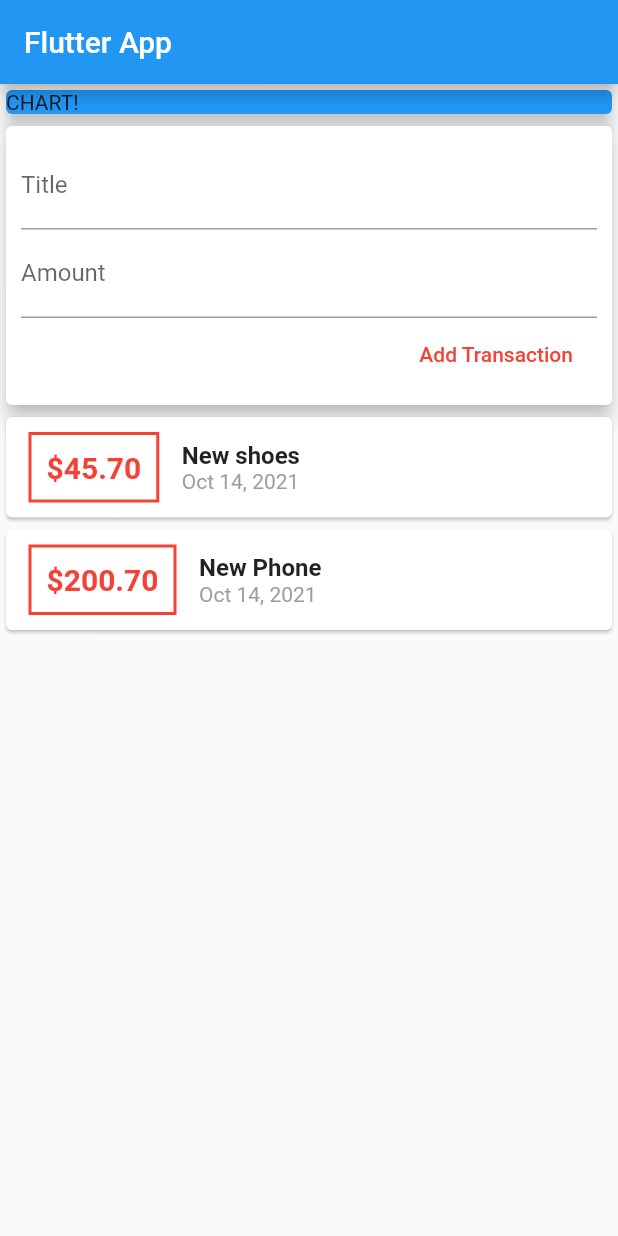
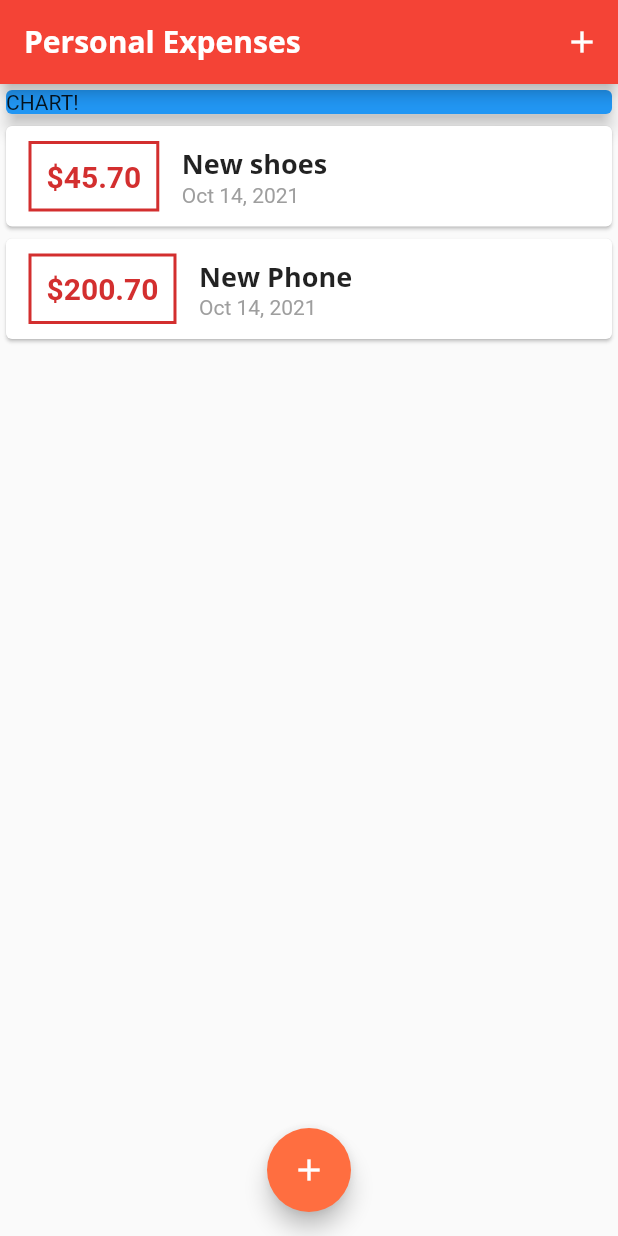
Before and after one commit to CodingFlex/Flutter-development, a Flutter app: the screen it shows after launch, on a phone screen of 412 x 824 dp. Run offline on Flutter 3.47's test engine with Material 2 defaults, Android fonts, the phone set to English and light mode, and no system bars.

Commit message:
Commit C

```diff
--- a/lib/main.dart
+++ b/lib/main.dart
@@ -1,6 +1,8 @@
 import 'package:flutter/material.dart';
 
-import './widgets/user_transactions.dart';
+import './widgets/transaction_list.dart';
+import './widgets/new_transactions.dart';
+import 'models/transaction.dart';
 
 void main() => runApp(MyApp());
 
@@ -8,23 +10,89 @@ class MyApp extends StatelessWidget {
   @override
   Widget build(BuildContext context) {
     return MaterialApp(
-      title: 'Flutter App',
+      title: 'Personal Expenses',
+      theme: ThemeData(
+          primarySwatch: Colors.red,
+          accentColor: Colors.deepOrangeAccent,
+          fontFamily: 'Quicksand',
+          textTheme: ThemeData.light().textTheme.copyWith(
+              // ignore: deprecated_member_use
+              title: TextStyle(
+                  fontFamily: 'OpenSans',
+                  fontWeight: FontWeight.bold,
+                  fontSize: 18)),
+          appBarTheme: AppBarTheme(
+              textTheme: ThemeData.light()
+                  .textTheme
+                  // ignore: deprecated_member_use
+                  .copyWith(
+                      // ignore: deprecated_member_use
+                      title: TextStyle(
+                          fontFamily: 'OpenSans',
+                          fontSize: 20,
+                          fontWeight: FontWeight.bold)))),
       home: MyHomePage(),
     );
   }
 }
 
-class MyHomePage extends StatelessWidget {
+class MyHomePage extends StatefulWidget {
   //String titleInput;
   //String amountInput;
-  final titleController = TextEditingController();
-  final amountController = TextEditingController();
+  @override
+  _MyHomePageState createState() => _MyHomePageState();
+}
+
+class _MyHomePageState extends State<MyHomePage> {
+  final List<Transaction> _userTransactions = [
+    Transaction(
+      id: 't1',
+      title: 'New shoes',
+      amount: 45.7,
+      date: DateTime.now(),
+    ),
+    Transaction(
+      id: 't2',
+      title: 'New Phone',
+      amount: 200.7,
+      date: DateTime.now(),
+    ),
+  ];
+
+  void _addNewTransaction(String txTitle, double txAmount) {
+    final newTx = Transaction(
+      title: txTitle,
+      amount: txAmount,
+      date: DateTime.now(),
+      id: DateTime.now().toString(),
+    );
+
+    setState(() {
+      _userTransactions.add(newTx);
+    });
+  }
+
+  void _startAddNewTransaction(BuildContext ctx) {
+    showModalBottomSheet(
+      context: ctx,
+      builder: (_) {
+        return NewTransaction(_addNewTransaction);
+      },
+    );
+  }
 
   @override
   Widget build(BuildContext context) {
     return Scaffold(
       appBar: AppBar(
-        title: Text('Flutter App'),
+        //backgroundColor: Colors.red,
+        title: Text('Personal Expenses'),
+        actions: <Widget>[
+          IconButton(
+            icon: Icon(Icons.add),
+            onPressed: () => _startAddNewTransaction(context),
+          ),
+        ],
       ),
       body: SingleChildScrollView(
         child: Column(
@@ -39,9 +107,14 @@ class MyHomePage extends StatelessWidget {
                 elevation: 5,
               ),
             ),
-            UserTransactions(),
+            TransactionList(_userTransactions),
           ],
         ),
+      ),
+      floatingActionButtonLocation: FloatingActionButtonLocation.centerFloat,
+      floatingActionButton: FloatingActionButton(
+        child: Icon(Icons.add),
+        onPressed: () => _startAddNewTransaction(context),
       ),
     );
   }
--- a/lib/widgets/new_transactions.dart
+++ b/lib/widgets/new_transactions.dart
@@ -1,11 +1,18 @@
 import 'package:flutter/material.dart';
 
-class NewTransaction extends StatelessWidget {
+class NewTransaction extends StatefulWidget {
   final Function addTx;
-  final titleController = TextEditingController();
-  final amountController = TextEditingController();
 
   NewTransaction(this.addTx);
+
+  @override
+  _NewTransactionState createState() => _NewTransactionState();
+}
+
+class _NewTransactionState extends State<NewTransaction> {
+  final titleController = TextEditingController();
+
+  final amountController = TextEditingController();
 
   void submitData() {
     final enteredTitle = titleController.text;
@@ -15,10 +22,12 @@ class NewTransaction extends StatelessWidget {
       return;
     }
 
-    addTx(
+    widget.addTx(
       enteredTitle,
       enteredAmount,
     );
+
+    Navigator.of(context).pop();
   }
 
   @override
@@ -32,15 +41,18 @@ class NewTransaction extends StatelessWidget {
           children: <Widget>[
             TextField(
               decoration: InputDecoration(labelText: 'Title'),
-              //onChanged: (val) => titleInput = val,
+              controller: titleController,
               onSubmitted: (_) => submitData(),
+              // onChanged: (val) {
+              //   titleInput = val;
+              // },
             ),
             TextField(
               decoration: InputDecoration(labelText: 'Amount'),
-              //onChanged: (val) => amountInput = val,
               controller: amountController,
               keyboardType: TextInputType.number,
               onSubmitted: (_) => submitData(),
+              // onChanged: (val) => amountInput = val,
             ),
             // ignore: deprecated_member_use
             FlatButton(
--- a/lib/widgets/transaction_list.dart
+++ b/lib/widgets/transaction_list.dart
@@ -21,7 +21,7 @@ class TransactionList extends StatelessWidget {
                   margin: EdgeInsets.symmetric(vertical: 10, horizontal: 15),
                   decoration: BoxDecoration(
                       border: Border.all(
-                    color: Colors.red,
+                    color: Theme.of(context).primaryColorDark,
                     width: 2,
                   )),
                   padding: EdgeInsets.all(10),
@@ -30,7 +30,7 @@ class TransactionList extends StatelessWidget {
                     style: TextStyle(
                       fontWeight: FontWeight.bold,
                       fontSize: 20,
-                      color: Colors.red,
+                      color: Theme.of(context).primaryColorDark,
                     ),
                   ),
                 ),
@@ -39,8 +39,8 @@ class TransactionList extends StatelessWidget {
                   children: <Widget>[
                     Text(
                       transactions[index].title,
-                      style:
-                          TextStyle(fontSize: 16, fontWeight: FontWeight.bold),
+                      // ignore: deprecated_member_use
+                      style: Theme.of(context).textTheme.title,
                     ),
                     Text(
                       DateFormat.yMMMd().format(transactions[index].date),
--- a/lib/widgets/user_transactions.dart
+++ /dev/null
@@ -1,50 +0,0 @@
-import 'package:flutter/material.dart';
-
-import './new_transactions.dart';
-import './transaction_list.dart';
-import '../models/transaction.dart';
-
-class UserTransactions extends StatefulWidget {
-  @override
-  _UserTransactionsState createState() => _UserTransactionsState();
-}
-
-class _UserTransactionsState extends State<UserTransactions> {
-  final List<Transaction> _userTransactions = [
-    Transaction(
-      id: 't1',
-      title: 'New shoes',
-      amount: 45.7,
-      date: DateTime.now(),
-    ),
-    Transaction(
-      id: 't2',
-      title: 'New Phone',
-      amount: 200.7,
-      date: DateTime.now(),
-    ),
-  ];
-
-  void _addNewTransaction(String txTitle, double txAmount) {
-    final newTx = Transaction(
-      title: txTitle,
-      amount: txAmount,
-      date: DateTime.now(),
-      id: DateTime.now().toString(),
-    );
-
-    setState(() {
-      _userTransactions.add(newTx);
-    });
-  }
-
-  @override
-  Widget build(BuildContext context) {
-    return Column(
-      children: <Widget>[
-        NewTransaction(_addNewTransaction),
-        TransactionList(_userTransactions),
-      ],
-    );
-  }
-}
```
Also changed, not shown: pubspec.yaml (+11 -6 lines), assets/fonts/OpenSans-Bold.ttf (added), assets/fonts/OpenSans-Regular.ttf (added), assets/fonts/Quicksand-Bold.ttf (added), assets/fonts/Quicksand-Light.ttf (added), assets/fonts/Quicksand-Medium.ttf (added), assets/fonts/Quicksand-Regular.ttf (added), assets/images/waiting.png (added).
